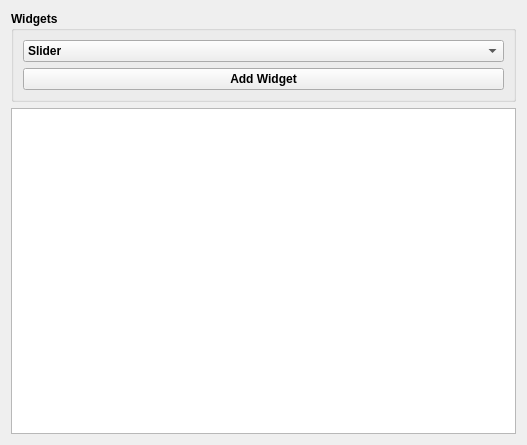
Qt form dialogwidgets.ui (devlabnet/YASP) before a commit.
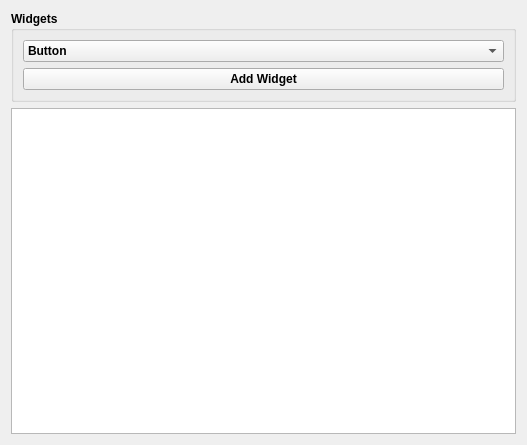
The same form after that commit.

```diff
--- a/dialogwidgets.ui
+++ b/dialogwidgets.ui
@@ -28,6 +28,11 @@
      <layout class="QVBoxLayout" name="verticalLayout_2">
       <item>
        <widget class="QComboBox" name="comboBoxWidgets">
+        <item>
+         <property name="text">
+          <string>Button</string>
+         </property>
+        </item>
         <item>
          <property name="text">
           <string>Slider</string>
```
Left out of the diff: 9 changed lines with no effect on the pictures.
